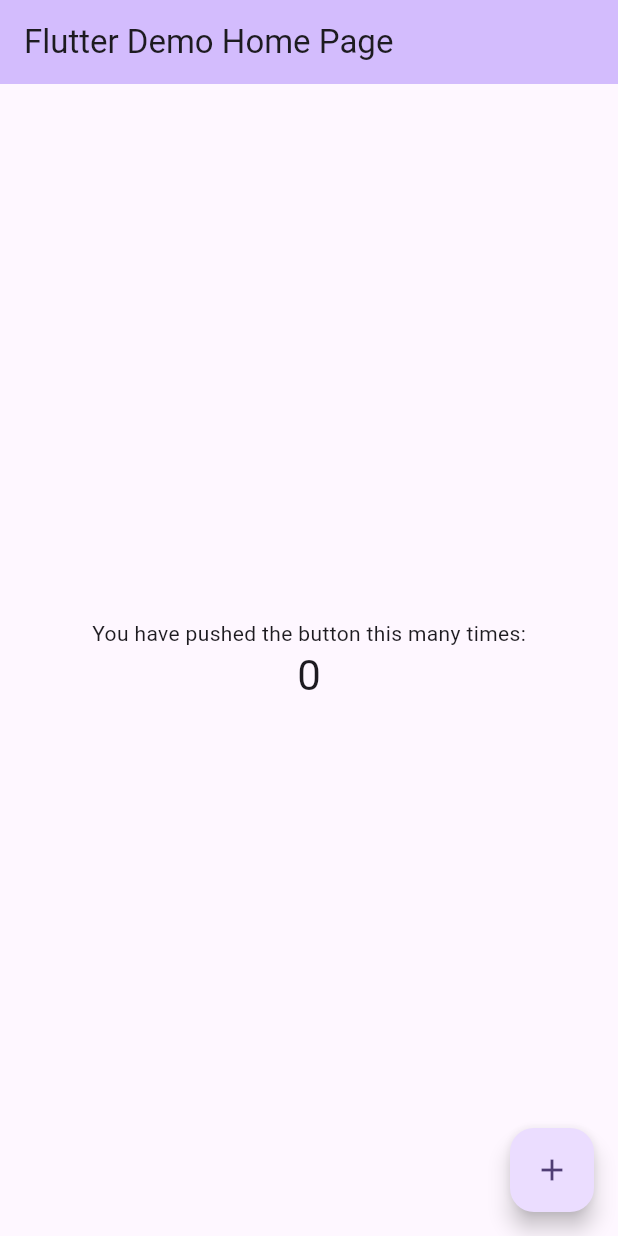
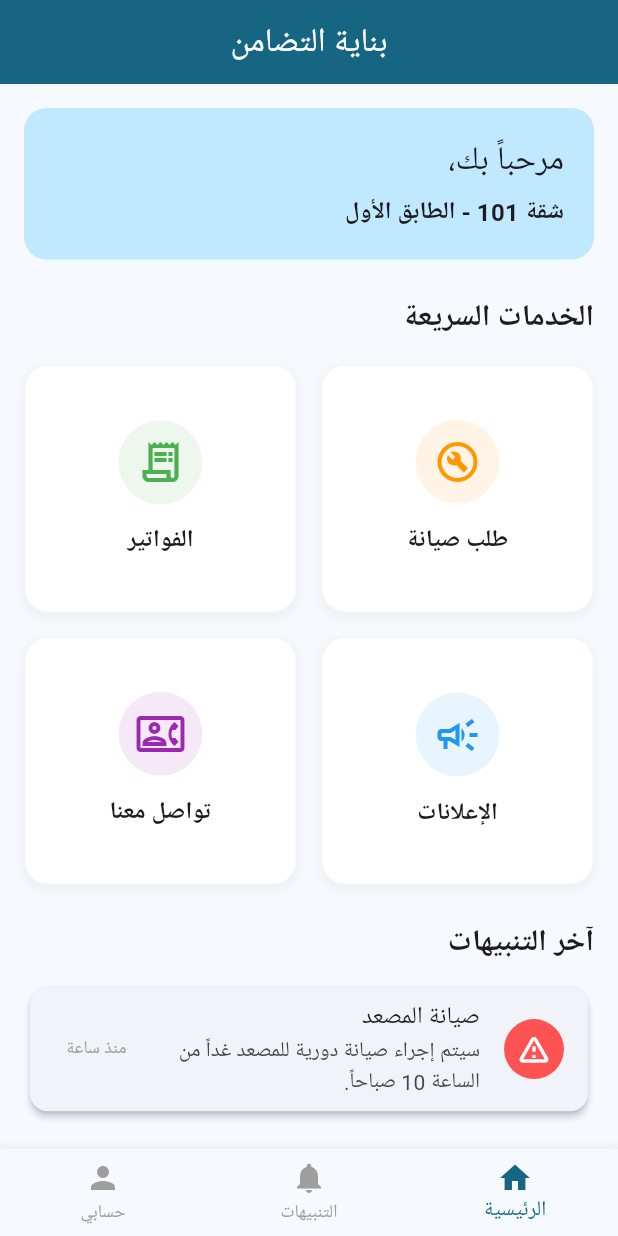
Before and after one commit to could-ai/019aa39e-f839-7a4d-92a9-11086da70895, a Flutter app: the screen it shows after launch, on a phone screen of 412 x 824 dp. Run offline on Flutter 3.47's test engine with Material 3 defaults, Android fonts, the phone set to English and light mode, and no system bars; our stand-ins replace google_fonts; Roboto replaces fonts that are missing (Cairo).

Commit message:
Added flutter_localizations, intl, and google_fonts dependencies to support Arabic language and custom fonts.; Configured MaterialApp with Arabic localization, Cairo font, and routing setup.; Created a Splash Screen with the app logo and title.; Created a Home Screen with a dashboard layout featuring quick services (Maintenance, Bills, Announcements) and recent alerts.

```diff
--- a/usr/lib/main.dart
+++ b/usr/lib/main.dart
@@ -1,4 +1,8 @@
 import 'package:flutter/material.dart';
+import 'package:flutter_localizations/flutter_localizations.dart';
+import 'package:google_fonts/google_fonts.dart';
+import 'screens/splash_screen.dart';
+import 'screens/home_screen.dart';
 
 void main() {
   runApp(const MyApp());
@@ -7,114 +11,34 @@ void main() {
 class MyApp extends StatelessWidget {
   const MyApp({super.key});
 
-  // This widget is the root of your application.
   @override
   Widget build(BuildContext context) {
     return MaterialApp(
-      title: 'Flutter Demo',
+      title: 'بناية التضامن',
       debugShowCheckedModeBanner: false,
+      // إعدادات اللغة العربية
+      locale: const Locale('ar', 'AE'),
+      supportedLocales: const [
+        Locale('ar', 'AE'),
+        Locale('en', 'US'),
+      ],
+      localizationsDelegates: const [
+        GlobalMaterialLocalizations.delegate,
+        GlobalWidgetsLocalizations.delegate,
+        GlobalCupertinoLocalizations.delegate,
+      ],
       theme: ThemeData(
-        // This is the theme of your application.
-        //
-        // TRY THIS: Try running your application with "flutter run". You'll see
-        // the application has a purple toolbar. Then, without quitting the app,
-        // try changing the seedColor in the colorScheme below to Colors.green
-        // and then invoke "hot reload" (save your changes or press the "hot
-        // reload" button in a Flutter-supported IDE, or press "r" if you used
-        // the command line to start the app).
-        //
-        // Notice that the counter didn't reset back to zero; the application
-        // state is not lost during the reload. To reset the state, use hot
-        // restart instead.
-        //
-        // This works for code too, not just values: Most code changes can be
-        // tested with just a hot reload.
-        colorScheme: ColorScheme.fromSeed(seedColor: Colors.deepPurple),
+        colorScheme: ColorScheme.fromSeed(seedColor: const Color(0xFF1A5F7A)),
+        useMaterial3: true,
+        // استخدام خط عربي جميل
+        textTheme: GoogleFonts.cairoTextTheme(Theme.of(context).textTheme),
       ),
-      home: const MyHomePage(title: 'Flutter Demo Home Page'),
+      // تعريف المسارات
+      initialRoute: '/',
+      routes: {
+        '/': (context) => const SplashScreen(),
+        '/home': (context) => const HomeScreen(),
+      },
     );
   }
 }
-
-class MyHomePage extends StatefulWidget {
-  const MyHomePage({super.key, required this.title});
-
-  // This widget is the home page of your application. It is stateful, meaning
-  // that it has a State object (defined below) that contains fields that affect
-  // how it looks.
-
-  // This class is the configuration for the state. It holds the values (in this
-  // case the title) provided by the parent (in this case the App widget) and
-  // used by the build method of the State. Fields in a Widget subclass are
-  // always marked "final".
-
-  final String title;
-
-  @override
-  State<MyHomePage> createState() => _MyHomePageState();
-}
-
-class _MyHomePageState extends State<MyHomePage> {
-  int _counter = 0;
-
-  void _incrementCounter() {
-    setState(() {
-      // This call to setState tells the Flutter framework that something has
-      // changed in this State, which causes it to rerun the build method below
-      // so that the display can reflect the updated values. If we changed
-      // _counter without calling setState(), then the build method would not be
-      // called again, and so nothing would appear to happen.
-      _counter++;
-    });
-  }
-
-  @override
-  Widget build(BuildContext context) {
-    // This method is rerun every time setState is called, for instance as done
-    // by the _incrementCounter method above.
-    //
-    // The Flutter framework has been optimized to make rerunning build methods
-    // fast, so that you can just rebuild anything that needs updating rather
-    // than having to individually change instances of widgets.
-    return Scaffold(
-      appBar: AppBar(
-        // TRY THIS: Try changing the color here to a specific color (to
-        // Colors.amber, perhaps?) and trigger a hot reload to see the AppBar
-        // change color while the other colors stay the same.
-        backgroundColor: Theme.of(context).colorScheme.inversePrimary,
-        // Here we take the value from the MyHomePage object that was created by
-        // the App.build method, and use it to set our appbar title.
-        title: Text(widget.title),
-      ),
-      body: Center(
-        // Center is a layout widget. It takes a single child and positions it
-        // in the middle of the parent.
-        child: Column(
-          // Column is also a layout widget. It takes a list of children and
-          // arranges them vertically. By default, it sizes itself to fit its
-          // children horizontally, and tries to be as tall as its parent.
-          //
-          // Column has various properties to control how it sizes itself and
-          // how it positions its children. Here we use mainAxisAlignment to
-          // center the children vertically; the main axis here is the vertical
-          // axis because Columns are vertical (the cross axis would be
-          // horizontal).
-          //
-          // TRY THIS: Invoke "debug painting" (choose the "Toggle Debug Paint"
-          // action in the IDE, or press "p" in the console), to see the
-          // wireframe for each widget.
-          mainAxisAlignment: MainAxisAlignment.center,
-          children: <Widget>[
-            const Text('You have pushed the button this many times:'),
-            Text('$_counter', style: Theme.of(context).textTheme.headlineMedium),
-          ],
-        ),
-      ),
-      floatingActionButton: FloatingActionButton(
-        onPressed: _incrementCounter,
-        tooltip: 'Increment',
-        child: const Icon(Icons.add),
-      ), // This trailing comma makes auto-formatting nicer for build methods.
-    );
-  }
-}
--- /dev/null
+++ b/usr/lib/screens/home_screen.dart
@@ -0,0 +1,175 @@
+import 'package:flutter/material.dart';
+
+class HomeScreen extends StatelessWidget {
+  const HomeScreen({super.key});
+
+  @override
+  Widget build(BuildContext context) {
+    return Scaffold(
+      appBar: AppBar(
+        title: const Text('بناية التضامن'),
+        centerTitle: true,
+        backgroundColor: Theme.of(context).colorScheme.primary,
+        foregroundColor: Colors.white,
+      ),
+      body: SingleChildScrollView(
+        padding: const EdgeInsets.all(16.0),
+        child: Column(
+          crossAxisAlignment: CrossAxisAlignment.start,
+          children: [
+            // بطاقة الترحيب
+            Container(
+              width: double.infinity,
+              padding: const EdgeInsets.all(20),
+              decoration: BoxDecoration(
+                color: Theme.of(context).colorScheme.primaryContainer,
+                borderRadius: BorderRadius.circular(15),
+              ),
+              child: Column(
+                crossAxisAlignment: CrossAxisAlignment.start,
+                children: [
+                  Text(
+                    'مرحباً بك،',
+                    style: Theme.of(context).textTheme.titleLarge,
+                  ),
+                  const SizedBox(height: 8),
+                  const Text(
+                    'شقة 101 - الطابق الأول',
+                    style: TextStyle(fontSize: 16, fontWeight: FontWeight.bold),
+                  ),
+                ],
+              ),
+            ),
+            const SizedBox(height: 24),
+
+            const Text(
+              'الخدمات السريعة',
+              style: TextStyle(fontSize: 20, fontWeight: FontWeight.bold),
+            ),
+            const SizedBox(height: 16),
+
+            // شبكة الخدمات
+            GridView.count(
+              shrinkWrap: true,
+              physics: const NeverScrollableScrollPhysics(),
+              crossAxisCount: 2,
+              crossAxisSpacing: 16,
+              mainAxisSpacing: 16,
+              childAspectRatio: 1.1,
+              children: [
+                _buildServiceCard(
+                  context,
+                  icon: Icons.build_circle_outlined,
+                  title: 'طلب صيانة',
+                  color: Colors.orange,
+                  onTap: () {},
+                ),
+                _buildServiceCard(
+                  context,
+                  icon: Icons.receipt_long_outlined,
+                  title: 'الفواتير',
+                  color: Colors.green,
+                  onTap: () {},
+                ),
+                _buildServiceCard(
+                  context,
+                  icon: Icons.campaign_outlined,
+                  title: 'الإعلانات',
+                  color: Colors.blue,
+                  onTap: () {},
+                ),
+                _buildServiceCard(
+                  context,
+                  icon: Icons.contact_phone_outlined,
+                  title: 'تواصل معنا',
+                  color: Colors.purple,
+                  onTap: () {},
+                ),
+              ],
+            ),
+
+            const SizedBox(height: 24),
+
+            // آخر الأخبار
+            const Text(
+              'آخر التنبيهات',
+              style: TextStyle(fontSize: 20, fontWeight: FontWeight.bold),
+            ),
+            const SizedBox(height: 10),
+            Card(
+              elevation: 2,
+              shape: RoundedRectangleBorder(borderRadius: BorderRadius.circular(12)),
+              child: ListTile(
+                leading: const CircleAvatar(
+                  backgroundColor: Colors.redAccent,
+                  child: Icon(Icons.warning_amber_rounded, color: Colors.white),
+                ),
+                title: const Text('صيانة المصعد'),
+                subtitle: const Text('سيتم إجراء صيانة دورية للمصعد غداً من الساعة 10 صباحاً.'),
+                trailing: const Text('منذ ساعة', style: TextStyle(fontSize: 12, color: Colors.grey)),
+              ),
+            ),
+          ],
+        ),
+      ),
+      bottomNavigationBar: BottomNavigationBar(
+        selectedItemColor: Theme.of(context).colorScheme.primary,
+        unselectedItemColor: Colors.grey,
+        currentIndex: 0,
+        items: const [
+          BottomNavigationBarItem(icon: Icon(Icons.home), label: 'الرئيسية'),
+          BottomNavigationBarItem(icon: Icon(Icons.notifications), label: 'التنبيهات'),
+          BottomNavigationBarItem(icon: Icon(Icons.person), label: 'حسابي'),
+        ],
+      ),
+    );
+  }
+
+  Widget _buildServiceCard(BuildContext context, {
+    required IconData icon,
+    required String title,
+    required Color color,
+    required VoidCallback onTap,
+  }) {
+    return InkWell(
+      onTap: onTap,
+      borderRadius: BorderRadius.circular(16),
+      child: Container(
+        decoration: BoxDecoration(
+          color: Colors.white,
+          borderRadius: BorderRadius.circular(16),
+          boxShadow: [
+            BoxShadow(
+              color: Colors.grey.withOpacity(0.1),
+              spreadRadius: 1,
+              blurRadius: 5,
+              offset: const Offset(0, 3),
+            ),
+          ],
+          border: Border.all(color: Colors.grey.withOpacity(0.1)),
+        ),
+        child: Column(
+          mainAxisAlignment: MainAxisAlignment.center,
+          children: [
+            Container(
+              padding: const EdgeInsets.all(12),
+              decoration: BoxDecoration(
+                color: color.withOpacity(0.1),
+                shape: BoxShape.circle,
+              ),
+              child: Icon(icon, size: 32, color: color),
+            ),
+            const SizedBox(height: 12),
+            Text(
+              title,
+              style: const TextStyle(
+                fontSize: 16,
+                fontWeight: FontWeight.bold,
+              ),
+            ),
+          ],
+        ),
+      ),
+    );
+  }
+}
--- /dev/null
+++ b/usr/lib/screens/splash_screen.dart
@@ -0,0 +1,61 @@
+import 'package:flutter/material.dart';
+
+class SplashScreen extends StatefulWidget {
+  const SplashScreen({super.key});
+
+  @override
+  State<SplashScreen> createState() => _SplashScreenState();
+}
+
+class _SplashScreenState extends State<SplashScreen> {
+  @override
+  void initState() {
+    super.initState();
+    // الانتقال للصفحة الرئيسية بعد 3 ثواني
+    Future.delayed(const Duration(seconds: 3), () {
+      if (mounted) {
+        Navigator.pushReplacementNamed(context, '/home');
+      }
+    });
+  }
+
+  @override
+  Widget build(BuildContext context) {
+    return Scaffold(
+      backgroundColor: Theme.of(context).colorScheme.primary,
+      body: Center(
+        child: Column(
+          mainAxisAlignment: MainAxisAlignment.center,
+          children: [
+            const Icon(
+              Icons.apartment_rounded,
+              size: 100,
+              color: Colors.white,
+            ),
+            const SizedBox(height: 20),
+            const Text(
+              'بناية التضامن',
+              style: TextStyle(
+                fontSize: 32,
+                fontWeight: FontWeight.bold,
+                color: Colors.white,
+              ),
+            ),
+            const SizedBox(height: 10),
+            Text(
+              'نظام إدارة المجمع السكني',
+              style: TextStyle(
+                fontSize: 16,
+                color: Colors.white.withOpacity(0.8),
+              ),
+            ),
+            const SizedBox(height: 50),
+            const CircularProgressIndicator(
+              color: Colors.white,
+            ),
+          ],
+        ),
+      ),
+    );
+  }
+}
```
Also changed, not shown: usr/pubspec.yaml (+5 -70 lines).
